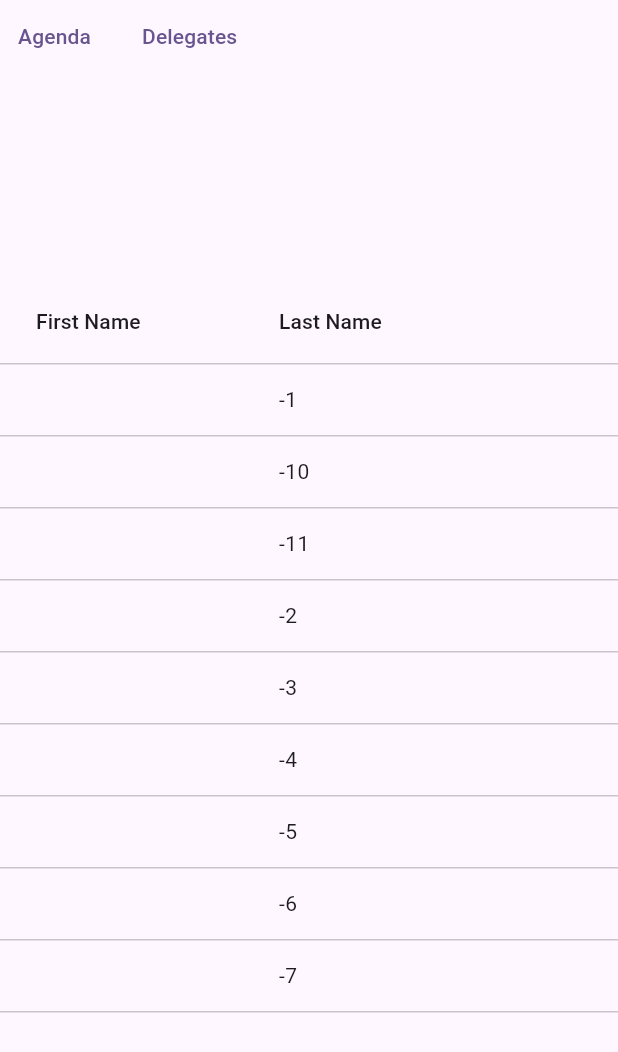
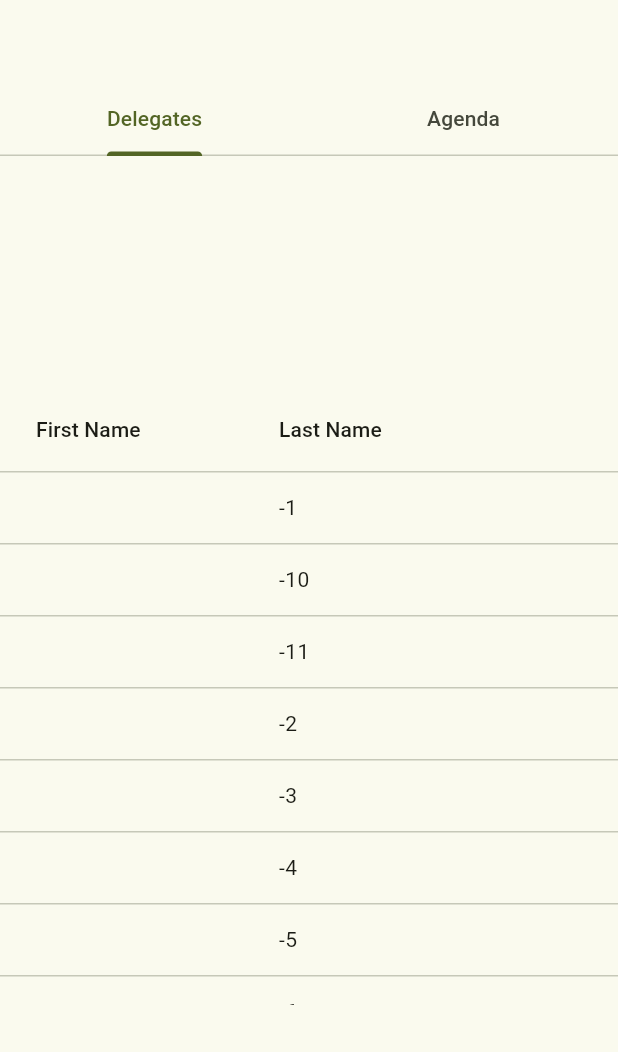
Before and after one commit to aaronhtelevic/flutter_mmu, a Flutter app: the screen it shows after launch, on a phone screen of 412 x 824 dp. Shown: the top 1052 px of the screen. Run offline on Flutter 3.47's test engine with Material 3 defaults, Android fonts, the light colour scheme and no system bars.

Commit message:
feat: use tabcontroller

```diff
--- a/lib/delegates.dart
+++ b/lib/delegates.dart
@@ -75,8 +75,10 @@ class _DelegatesState extends State<Delegates> {
                 } else {
                   final delegates = _parseDelegates(snapshot.data);
                   if (delegates != null) {
+                    double screenHeight = MediaQuery.of(context).size.height;
                     return SizedBox(
-                      height: 500.0, // Set the desired height
+                      height: screenHeight *
+                          0.5, // Set the height to 50% of the screen height
                       child: SingleChildScrollView(
                         child: DelegateTable(delegates: delegates),
                       ),
--- a/lib/main.dart
+++ b/lib/main.dart
@@ -31,82 +31,27 @@
           //
           // This works for code too, not just values: Most code changes can be
           // tested with just a hot reload.
-        colorScheme: ColorScheme.fromSeed(seedColor: Colors.deepPurple),
+          colorScheme: ColorScheme.fromSeed(seedColor: Color(0xFFA6CF39)),
           useMaterial3: true,
         ),
-      home: const MyHomePage(title: 'uniCOS Flutter'),
-    );
-  }
-}
-
-class MyHomePage extends StatefulWidget {
-  const MyHomePage({super.key, required this.title});
-
-  // This widget is the home page of your application. It is stateful, meaning
-  // that it has a State object (defined below) that contains fields that affect
-  // how it looks.
-
-  // This class is the configuration for the state. It holds the values (in this
-  // case the title) provided by the parent (in this case the App widget) and
-  // used by the build method of the State. Fields in a Widget subclass are
-  // always marked "final".
-
-  final String title;
-
-  @override
-  State<MyHomePage> createState() => _MyHomePageState();
-}
-
-class _MyHomePageState extends State<MyHomePage> {
-  Widget _selectedWidget = Delegates();
-
-  void _showAgenda() {
-    setState(() {
-      _selectedWidget = Agenda();
-    });
-  }
-
-  void _showDelegates() {
-    setState(() {
-      _selectedWidget = Delegates();
-    });
-  }
-
-  @override
-  Widget build(BuildContext context) {
-    // This method is rerun every time setState is called, for instance as done
-    // by the _incrementCounter method above.
-    //
-    // The Flutter framework has been optimized to make rerunning build methods
-    // fast, so that you can just rebuild anything that needs updating rather
-    // than having to individually change instances of widgets.
-    return Scaffold(
-      body: Center(
-        // Center is a layout widget. It takes a single child and positions it
-        // in the middle of the parent.
-        child: Column(
-          // Column is also a layout widget. It takes a list of children and
-          // arranges them vertically. By default, it sizes itself to fit its
-          // children horizontally, and tries to be as tall as its parent.
-          //
-          // Column has various properties to control how it sizes itself and
-          // how it positions its children. Here we use mainAxisAlignment to
-          // center the children vertically; the main axis here is the vertical
-          // axis because Columns are vertical (the cross axis would be
-          // horizontal).
-          //
-          // TRY THIS: Invoke "debug painting" (choose the "Toggle Debug Paint"
-          // action in the IDE, or press "p" in the console), to see the
-          // wireframe for each widget.
-          mainAxisAlignment: MainAxisAlignment.start,
-          children: <Widget>[
-            Header(
-                onAgendaPressed: _showAgenda,
-                onDelegatesPressed: _showDelegates),
-            Expanded(child: _selectedWidget),
+        home: DefaultTabController(
+          length: 2,
+          child: Scaffold(
+            appBar: AppBar(
+              bottom: const TabBar(
+                tabs: [
+                  Tab(text: 'Delegates'),
+                  Tab(text: 'Agenda'),
                 ],
               ),
             ),
-    );
+            body: const TabBarView(
+              children: [
+                Delegates(),
+                Agenda(),
+              ],
+            ),
+          ),
+        ));
   }
 }
```
Lines whose indentation alone changed are shown as unchanged.
